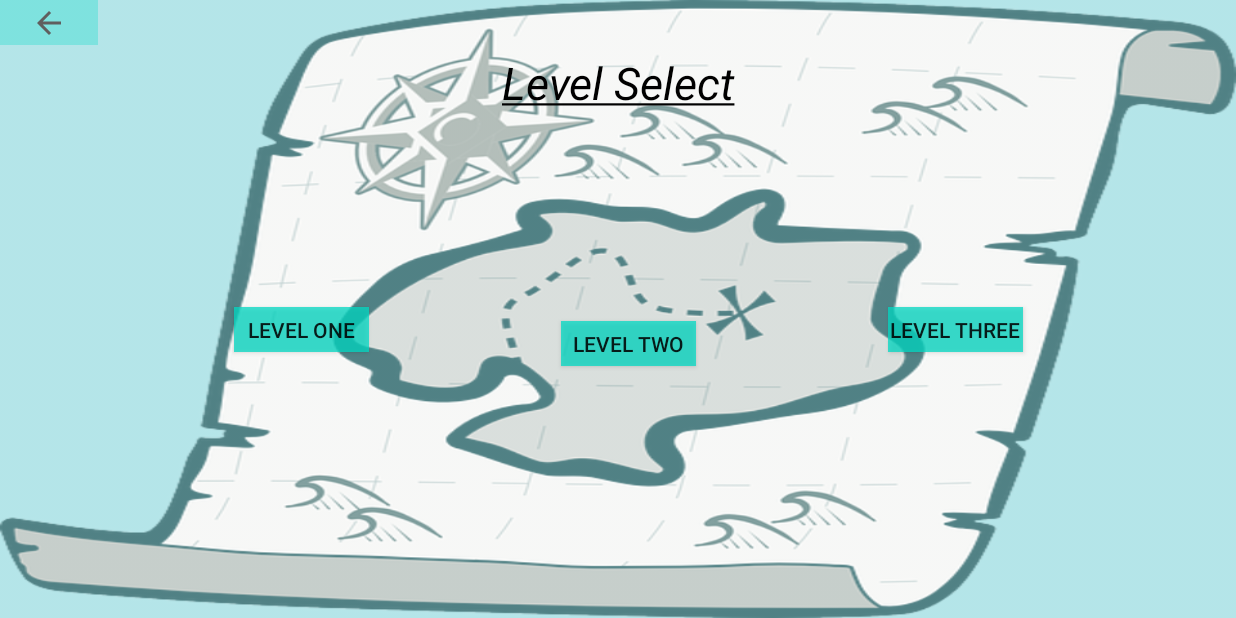
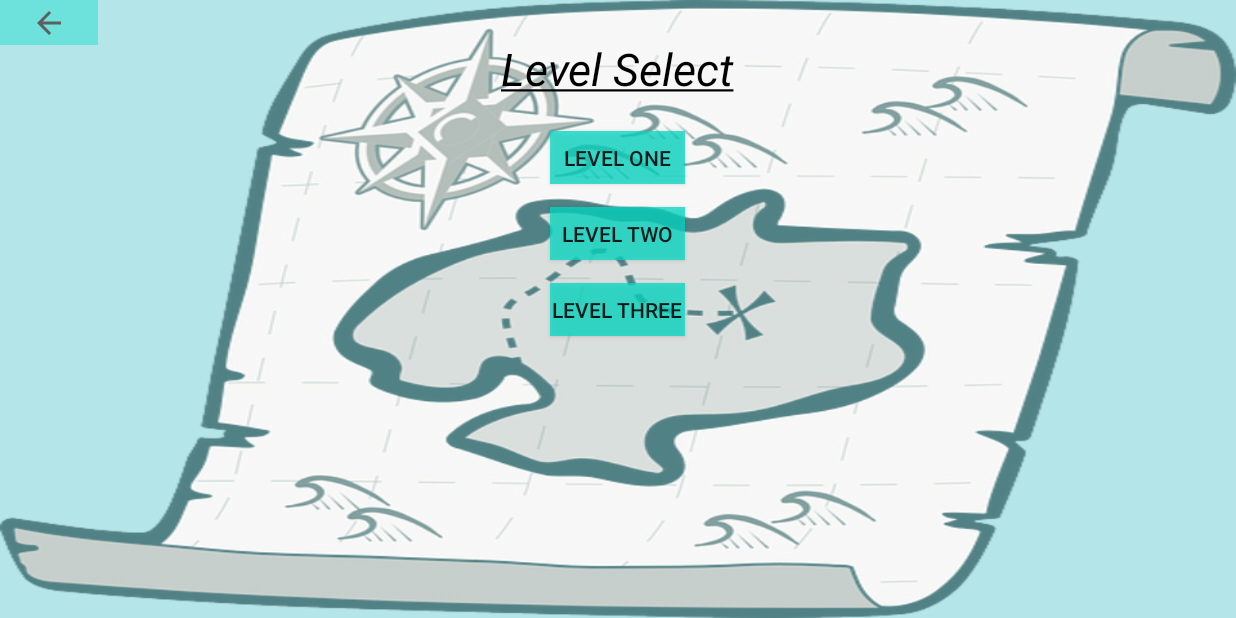
Before and after one commit to DerekMarshall855/CP470_Final_Project, an Android app: the LevelSelect screen opened directly, with no data from a screen before it, on a phone screen of 824 x 412 dp (held sideways). Run offline under Robolectric (Android 15) with nearby library versions, the phone set to English and light mode, and no system bars.

Commit message:
Appearance modifications

```diff
--- a/app/src/main/java/com/example/cp470_final_project/MainActivity.java
+++ b/app/src/main/java/com/example/cp470_final_project/MainActivity.java
@@ -133,15 +133,12 @@ public class MainActivity extends AppCompatActivity {
                 String[] selectionArgs = {String.valueOf(position+1)};
                 int deletedRows = db.delete(NoteDatabaseHelper.TABLE_NAME, selection, selectionArgs);
                 Log.i(ACTIVITY_NAME, "Number deleted:" + deletedRows);
-
                 if (deletedRows == 0){
                     selection = NoteDatabaseHelper.KEY_NOTE + " LIKE ?";
                     String[] selectionArg = {noteAdapter.getItem(position)};
                     deletedRows = db.delete(NoteDatabaseHelper.TABLE_NAME, selection, selectionArg);
                     Log.i(ACTIVITY_NAME, "Number deleted based on content:" + deletedRows);
-
                 }
-
                 notesLog.remove(position);
                 noteAdapter.notifyDataSetChanged();
                 return true;
--- a/app/src/main/res/layout/activity_game_test.xml
+++ b/app/src/main/res/layout/activity_game_test.xml
@@ -18,7 +18,7 @@
             android:id="@+id/toolbar"
             android:layout_width="match_parent"
             android:layout_height="25dp"
-            android:background="?attr/colorPrimary"
+            android:background="#E686D7DD"
             android:layout_alignParentTop="true"
             app:popupTheme="@style/AppTheme.PopupOverlay" />
 
--- a/app/src/main/res/layout/activity_level_select.xml
+++ b/app/src/main/res/layout/activity_level_select.xml
@@ -1,5 +1,5 @@
 <?xml version="1.0" encoding="utf-8"?>
-<androidx.constraintlayout.widget.ConstraintLayout xmlns:android="http://schemas.android.com/apk/res/android"
+<RelativeLayout xmlns:android="http://schemas.android.com/apk/res/android"
     xmlns:app="http://schemas.android.com/apk/res-auto"
     xmlns:tools="http://schemas.android.com/tools"
     android:layout_width="match_parent"
@@ -16,77 +16,50 @@
         app:srcCompat="@drawable/ic_baseline_arrow_back_24"
         android:layout_width="65dp"
         android:layout_height="30dp"
-        android:layout_marginStart="120dp"
-        android:layout_marginTop="195dp"
-        android:layout_marginEnd="60dp"
-        android:layout_marginBottom="168dp"
-        android:background="#4D03DAC5"
-        android:padding="0dp"
-        app:layout_constraintTop_toBottomOf="@android:id/background"
-        app:layout_constraintRight_toLeftOf="@android:id/background"/>
+        android:background="#6603DAC5"
+        android:padding="0dp"/>
 
     <Button
         android:id="@+id/level_1_button"
         android:layout_width="90dp"
-        android:layout_height="30dp"
-        android:layout_marginStart="120dp"
-        android:layout_marginTop="195dp"
-        android:layout_marginEnd="60dp"
-        android:layout_marginBottom="168dp"
+        android:layout_height="35dp"
+        android:layout_below = "@id/level_menu_title"
+        android:layout_centerHorizontal = "true"
         android:text="@string/level_1"
-        android:background="#BF03DAC5"
-        app:layout_constraintBottom_toBottomOf="parent"
-        app:layout_constraintEnd_toStartOf="@+id/level_2_button"
-        app:layout_constraintStart_toStartOf="parent"
-        app:layout_constraintTop_toTopOf="parent" />
+        android:background="#BF03DAC5" />
 
     <Button
         android:id="@+id/level_2_button"
         android:layout_width="90dp"
-        android:layout_height="30dp"
-        android:layout_marginStart="32dp"
-        android:layout_marginEnd="32dp"
-        android:layout_marginBottom="168dp"
+        android:layout_height="35dp"
+        android:layout_below = "@id/level_1_button"
+        android:layout_centerHorizontal = "true"
+        android:layout_marginTop="15dp"
         android:text="@string/level_2"
-        android:background="#BF03DAC5"
-        app:layout_constraintBottom_toBottomOf="parent"
-        app:layout_constraintEnd_toStartOf="@+id/level_3_button"
-        app:layout_constraintStart_toEndOf="@+id/level_1_button" />
+        android:background="#BF03DAC5" />
 
     <Button
         android:id="@+id/level_3_button"
         android:layout_width="90dp"
-        android:layout_height="30dp"
-        android:layout_marginStart="60dp"
-        android:layout_marginTop="195dp"
-        android:layout_marginEnd="106dp"
-        android:layout_marginBottom="168dp"
+        android:layout_height="35dp"
+        android:layout_below = "@id/level_2_button"
+        android:layout_centerHorizontal = "true"
+        android:layout_marginTop="15dp"
         android:text="@string/level_3"
-        android:background="#BF03DAC5"
-        app:layout_constraintBottom_toBottomOf="parent"
-        app:layout_constraintEnd_toEndOf="parent"
-        app:layout_constraintStart_toEndOf="@+id/level_2_button"
-        app:layout_constraintTop_toTopOf="parent" />
+        android:background="#BF03DAC5" />
 
     <TextView
         android:id="@+id/level_menu_title"
         android:layout_width="218dp"
         android:layout_height="83dp"
-        android:layout_marginStart="316dp"
         android:layout_marginTop="4dp"
-        android:layout_marginEnd="315dp"
-        android:layout_marginBottom="108dp"
         android:gravity="center"
         android:text="@string/level_select"
+        android:layout_centerHorizontal = "true"
         android:textColor="@color/design_default_color_on_secondary"
         android:textSize="30dp"
-        android:textStyle="italic"
-        app:layout_constraintBottom_toTopOf="@+id/level_2_button"
-        app:layout_constraintEnd_toEndOf="parent"
-        app:layout_constraintHorizontal_bias="0.508"
-        app:layout_constraintStart_toStartOf="parent"
-        app:layout_constraintTop_toTopOf="parent" />
+        android:textStyle="italic" />
 
 
 
-</androidx.constraintlayout.widget.ConstraintLayout>
+</RelativeLayout>
--- a/app/src/main/res/layout/activity_main.xml
+++ b/app/src/main/res/layout/activity_main.xml
@@ -18,7 +18,7 @@
             android:id="@+id/toolbar"
             android:layout_width="match_parent"
             android:layout_height="25dp"
-            android:background="?attr/colorPrimary"
+            android:background="#E686D7DD"
             app:popupTheme="@style/AppTheme.PopupOverlay" />
 
         <TextView
@@ -43,6 +43,7 @@
                 android:layout_width="70dp"
                 android:layout_height="wrap_content"
                 android:layout_margin="50dp"
+                android:background="#E686D7DD"
                 app:srcCompat="@drawable/ic_baseline_help_outline_24" />
 
             <Button
@@ -51,6 +52,7 @@
                 android:layout_height="wrap_content"
                 android:gravity="center_horizontal|center"
                 android:layout_margin="50dp"
+                android:background="#E686D7DD"
                 android:text="@string/play" />
 
             <ImageButton
@@ -58,6 +60,7 @@
                 android:layout_width="50dp"
                 android:layout_height="wrap_content"
                 android:layout_margin="50dp"
+                android:background="#E686D7DD"
                 app:srcCompat="@drawable/ic_baseline_settings_24" />
 
         </LinearLayout>
```
Also changed, not shown: app/src/main/res/layout/fragment_game_controls.xml (+19 -23 lines).
